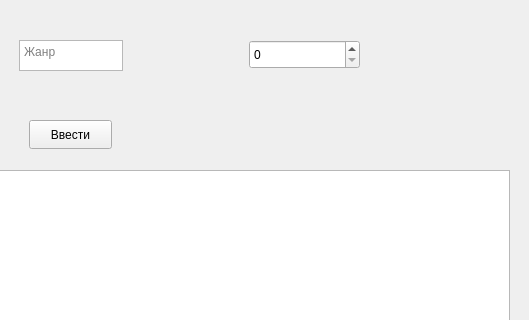
Above: mainwindow.ui from StepanRyabcev/book before the change; both pictures show x 271 to 800 and y 0 to 320 of the 800 by 600 pixel window. Below: the same form after it.
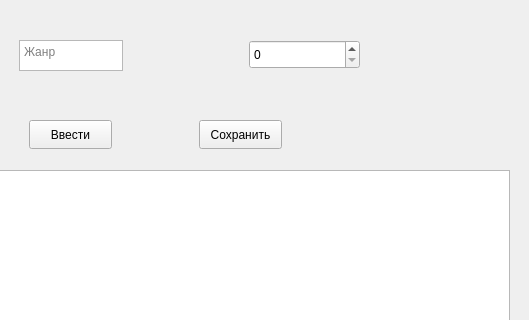
That is the form after the change.

Patch:
```diff
--- a/mainwindow.ui
+++ b/mainwindow.ui
@@ -89,6 +89,19 @@
      <string>Загрузить</string>
     </property>
    </widget>
+   <widget class="QPushButton" name="save">
+    <property name="geometry">
+     <rect>
+      <x>470</x>
+      <y>120</y>
+      <width>83</width>
+      <height>29</height>
+     </rect>
+    </property>
+    <property name="text">
+     <string>Сохранить</string>
+    </property>
+   </widget>
   </widget>
   <widget class="QMenuBar" name="menubar">
    <property name="geometry">
```
